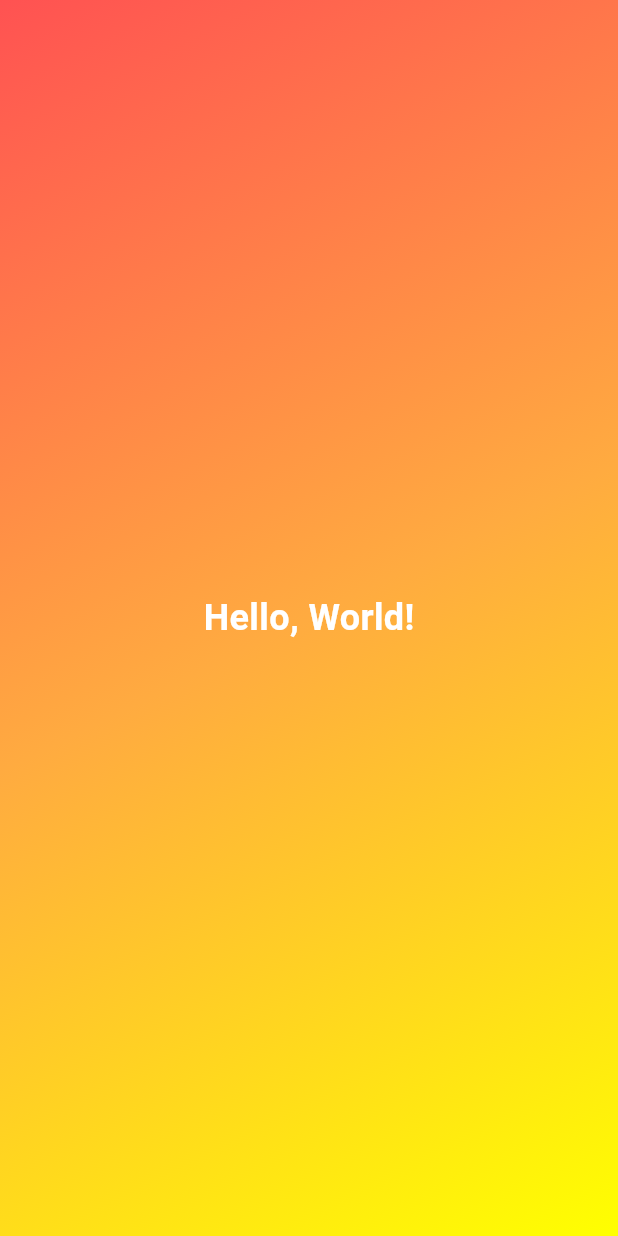
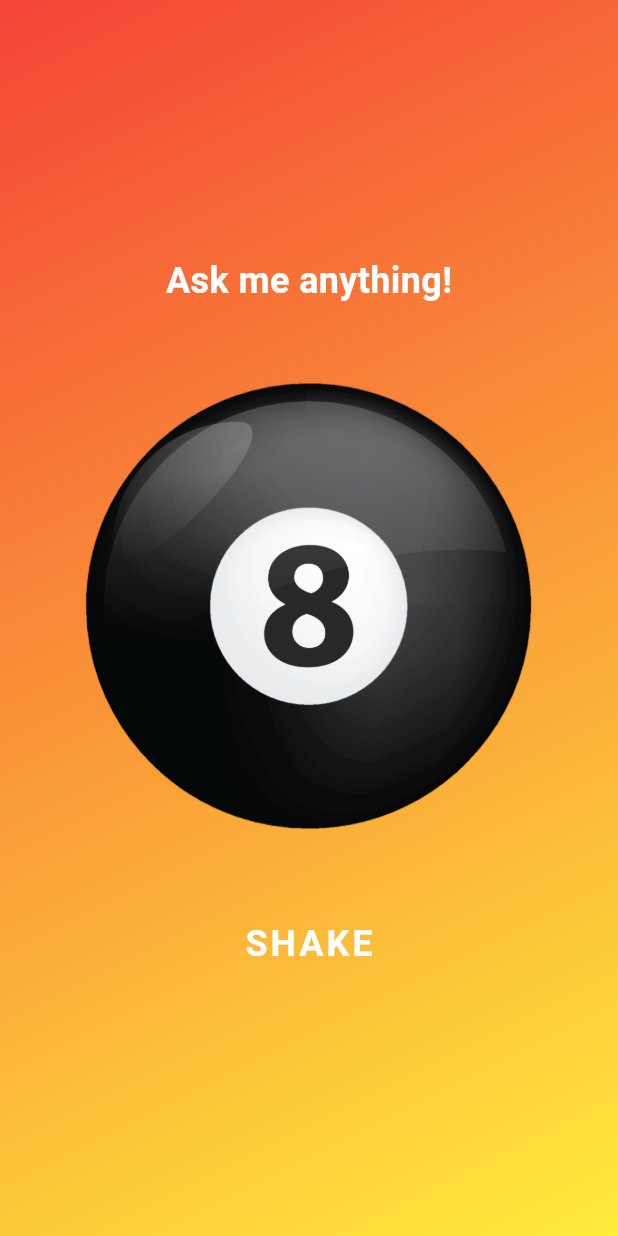
Before and after one commit to Aycees/magic_ball, a Flutter app: the screen it shows after launch, on a phone screen of 412 x 824 dp. Run offline on Flutter 3.47's test engine with Material 3 defaults, Android fonts, the phone set to English and light mode, and no system bars.

Commit message:
feat/ added magic ball assets and functions

```diff
--- a/lib/gradient_container.dart
+++ b/lib/gradient_container.dart
@@ -3,7 +3,30 @@
 // for the classes we are using pascal case
 // for the variable names we will be using camel case
 import 'package:flutter/material.dart';
-import 'package:magic_ball/styled_text.dart';
+import 'package:magic_ball/magic_ball_widget.dart';
+
+/*
+Dart is a type safe language, which means that it will not allow you to set
+a value of the wrong type .
+Uses Type Inferencing - determines the data type basd on the initial value
+Dynamic - it can be anything unsafe & needdeed to be cast to a specific data type
+*/
+
+const Alignment alignmentTopLeft = Alignment.topLeft;
+// Type Annotation - we can explicitly define the data type
+
+const alignmentBottomRight = Alignment.bottomRight;
+// Type Inference - based on initial value
+
+const topLeft = Alignment.topLeft;
+// the values are actually replaced during compile time
+// the values should already be known like literals, enums, etc.
+
+final bottomRight = Alignment.bottomRight;
+// final - can only be set once. Known during run time.
+
+List<String> listofWords = [];
+List<int> listOfNumbers = [1, 2, 3, 4, 5];
 
 class GradientContainer extends StatelessWidget {
   const GradientContainer({super.key});
@@ -14,15 +37,16 @@ class GradientContainer extends StatelessWidget {
       decoration: const BoxDecoration(
         gradient: LinearGradient(
           colors: [
-            Colors.redAccent,
-            Colors.orangeAccent,
-            Colors.yellowAccent,
+            Colors.red,
+            Colors.yellow,
           ],
-          begin: Alignment.topLeft,
-          end: Alignment.bottomRight,
+          begin: alignmentTopLeft,
+          end: alignmentBottomRight,
         ),
       ),
-      child: const Center(child: StyledText()),
+      child: Center(
+        child: MagicBallWidget(),
+      ),
     );
   }
 }
--- /dev/null
+++ b/lib/magic_ball_widget.dart
@@ -0,0 +1,43 @@
+import 'package:flutter/material.dart';
+import 'package:magic_ball/styled_text.dart';
+
+class MagicBallWidget extends StatefulWidget {
+  const MagicBallWidget({super.key});
+
+  @override
+  State<MagicBallWidget> createState() {
+    return _MagicBallState();
+  }
+}
+
+class _MagicBallState extends State<MagicBallWidget> {
+  void shake() {}
+
+  @override
+  Widget build(BuildContext context) {
+    return Column(
+      mainAxisSize: MainAxisSize.min,
+      children: [
+        const StyledText("Ask me anything!"),
+        const SizedBox(height: 50),
+        Image.asset(
+          "assets/images/ball_images/1.png",
+          width: 300,
+        ),
+        const SizedBox(height: 50),
+        TextButton(
+          onPressed: shake,
+          child: const Text(
+            "SHAKE",
+            style: TextStyle(
+              color: Colors.white,
+              fontSize: 24,
+              fontWeight: FontWeight.w700,
+              letterSpacing: 2,
+            ),
+          ),
+        ),
+      ],
+    );
+  }
+}
--- a/lib/styled_text.dart
+++ b/lib/styled_text.dart
@@ -1,8 +1,9 @@
 import 'package:flutter/material.dart';
 
 class StyledText extends StatelessWidget {
-  final String text = "Hello, World!";
-  const StyledText({super.key});
+  final String text;
+
+  const StyledText(this.text, {super.key});
 
   @override
   Widget build(BuildContext context) {
--- a/pubspec.yaml
+++ b/pubspec.yaml
@@ -58,9 +58,9 @@ flutter:
   uses-material-design: true
 
   # To add assets to your application, add an assets section, like this:
-  # assets:
-  #   - images/a_dot_burr.jpeg
-  #   - images/a_dot_ham.jpeg
+  assets:
+    - assets/images/ball_images/
+
 
   # An image asset can refer to one or more resolution-specific "variants", see
   # https://flutter.dev/to/resolution-aware-images
```
Also changed, not shown: assets/images/ball_images/1.png (added), assets/images/ball_images/2.png (added), assets/images/ball_images/3.png (added), assets/images/ball_images/4.png (added), assets/images/ball_images/5.png (added), assets/images/ball_images/6.png (added).
